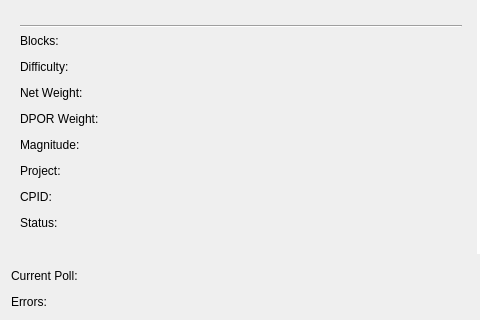
Before: the Qt Designer form src/qt/forms/overviewpage.ui in gridcoin-community/Gridcoin-Research, drawn with Qt 5; both pictures show x 0 to 480 and y 200 to 520 of the 948 by 520 pixel window.
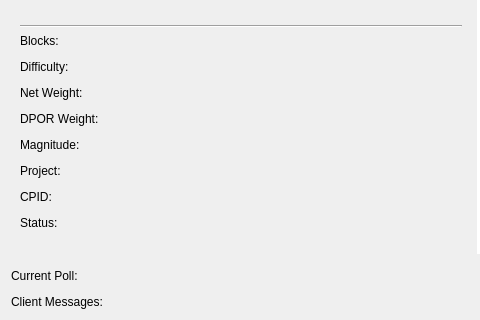
After: the same form once the commit is applied.

Commit message: Sveral gui related changes * change color of transactions list on overview page * fix color issue of coin control dialog * add QDesktopServices again for Qt < 5.0.0 (QStandardPaths not available in Qt 4.x.x)

```diff
--- a/src/qt/forms/overviewpage.ui
+++ b/src/qt/forms/overviewpage.ui
@@ -582,7 +582,7 @@
      <item row="1" column="0">
       <widget class="QLabel" name="label_17">
        <property name="text">
-        <string>Errors:</string>
+        <string>Client Messages:</string>
        </property>
       </widget>
      </item>
```
The commit also changes 5 other files.
